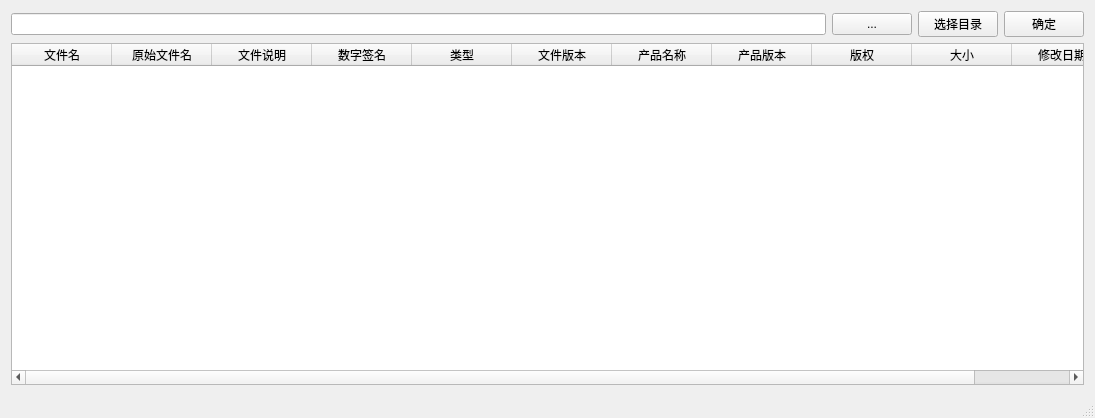
First picture: the form in dolphin/dolphin.ui, repository MingYueRuYa/worktools, before the edit.
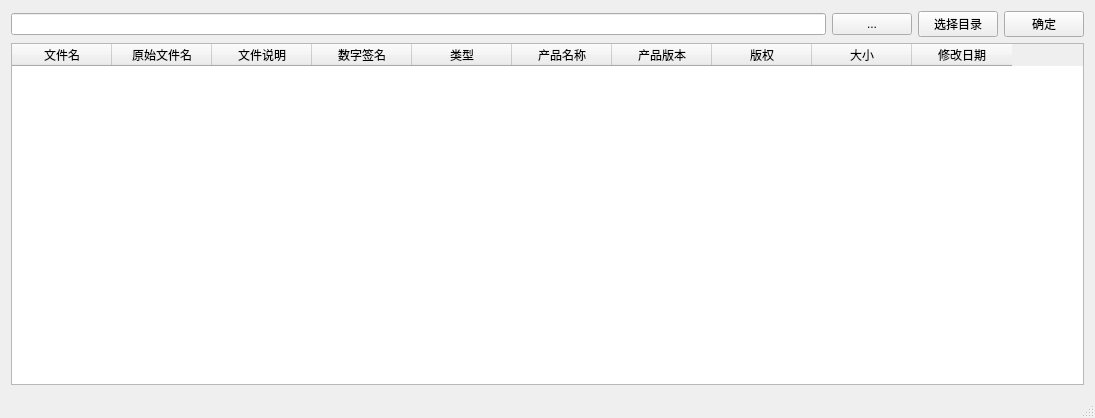
Second picture: the form after the edit.

What changed in the file:
```diff
--- a/dolphin/dolphin.ui
+++ b/dolphin/dolphin.ui
@@ -79,11 +79,6 @@
         <string>类型</string>
        </property>
       </column>
-      <column>
-       <property name="text">
-        <string>文件版本</string>
-       </property>
-      </column>
       <column>
        <property name="text">
         <string>产品名称</string>
```
